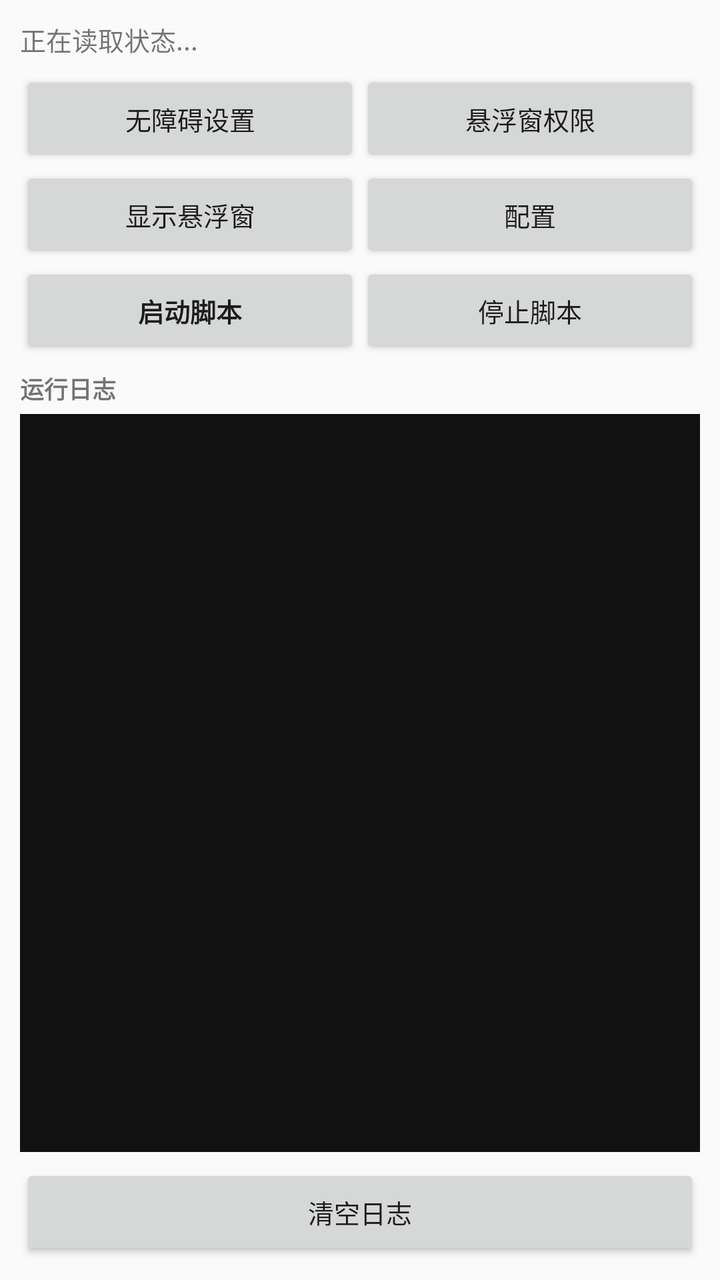
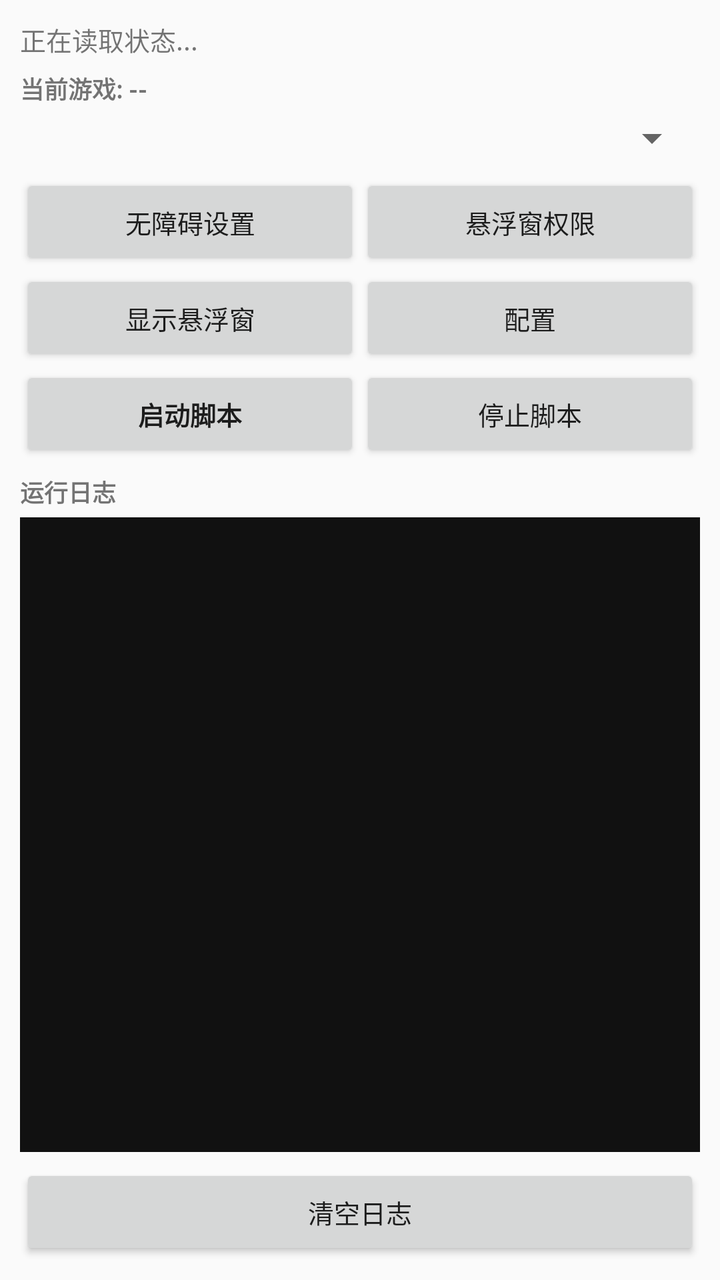

Screens rendered from an Android XML layout before and after an edit, with the pre-edit source and the edit as a unified diff.
<!-- AndroidManifest.xml: application theme android:Theme.Material.Light.DarkActionBar -->
<!-- res/layout/activity_main.xml -->
<?xml version="1.0" encoding="utf-8"?>
<LinearLayout xmlns:android="http://schemas.android.com/apk/res/android"
    android:layout_width="match_parent"
    android:layout_height="match_parent"
    android:orientation="vertical"
    android:padding="10dp">

    <TextView
        android:id="@+id/tv_status"
        android:layout_width="match_parent"
        android:layout_height="wrap_content"
        android:paddingBottom="6dp"
        android:text="正在读取状态..."
        android:textSize="13sp" />

    <LinearLayout
        android:layout_width="match_parent"
        android:layout_height="wrap_content"
        android:orientation="horizontal">

        <Button
            android:id="@+id/btn_service"
            android:layout_width="0dp"
            android:layout_height="wrap_content"
            android:layout_weight="1"
            android:text="无障碍设置"
            android:textSize="13sp" />

        <Button
            android:id="@+id/btn_overlay"
            android:layout_width="0dp"
            android:layout_height="wrap_content"
            android:layout_weight="1"
            android:text="悬浮窗权限"
            android:textSize="13sp" />
    </LinearLayout>

    <LinearLayout
        android:layout_width="match_parent"
        android:layout_height="wrap_content"
        android:orientation="horizontal">

        <Button
            android:id="@+id/btn_float"
            android:layout_width="0dp"
            android:layout_height="wrap_content"
            android:layout_weight="1"
            android:text="显示悬浮窗"
            android:textSize="13sp" />

        <Button
            android:id="@+id/btn_config"
            android:layout_width="0dp"
            android:layout_height="wrap_content"
            android:layout_weight="1"
            android:text="配置"
            android:textSize="13sp" />
    </LinearLayout>

    <LinearLayout
        android:layout_width="match_parent"
        android:layout_height="wrap_content"
        android:orientation="horizontal">

        <Button
            android:id="@+id/btn_start"
            android:layout_width="0dp"
            android:layout_height="wrap_content"
            android:layout_weight="1"
            android:text="启动脚本"
            android:textSize="13sp"
            android:textStyle="bold" />

        <Button
            android:id="@+id/btn_stop"
            android:layout_width="0dp"
            android:layout_height="wrap_content"
            android:layout_weight="1"
            android:text="停止脚本"
            android:textSize="13sp" />
    </LinearLayout>

    <TextView
        android:layout_width="match_parent"
        android:layout_height="wrap_content"
        android:paddingTop="6dp"
        android:paddingBottom="4dp"
        android:text="运行日志"
        android:textSize="12sp"
        android:textStyle="bold" />

    <ScrollView
        android:id="@+id/log_scroll"
        android:layout_width="match_parent"
        android:layout_height="0dp"
        android:layout_weight="1"
        android:background="#FF111111">

        <TextView
            android:id="@+id/tv_log"
            android:layout_width="match_parent"
            android:layout_height="wrap_content"
            android:padding="6dp"
            android:textColor="#FF33DD33"
            android:textIsSelectable="true"
            android:textSize="11sp"
            android:typeface="monospace" />
    </ScrollView>

    <Button
        android:id="@+id/btn_clearlog"
        android:layout_width="match_parent"
        android:layout_height="wrap_content"
        android:layout_marginTop="6dp"
        android:text="清空日志"
        android:textSize="13sp" />
</LinearLayout>
<!-- resources referenced by this layout -->
<resources>

</resources>

<!-- the commit's change to res/layout/activity_main.xml (unified diff, before → after) -->
@@ -12,6 +12,21 @@
         android:paddingBottom="6dp"
         android:text="正在读取状态..."
         android:textSize="13sp" />
+
+    <TextView
+        android:id="@+id/tv_game"
+        android:layout_width="match_parent"
+        android:layout_height="wrap_content"
+        android:paddingBottom="4dp"
+        android:text="当前游戏: --"
+        android:textSize="12sp"
+        android:textStyle="bold" />
+
+    <Spinner
+        android:id="@+id/sp_game"
+        android:layout_width="match_parent"
+        android:layout_height="wrap_content"
+        android:layout_marginBottom="6dp" />
 
     <LinearLayout
         android:layout_width="match_parent"
